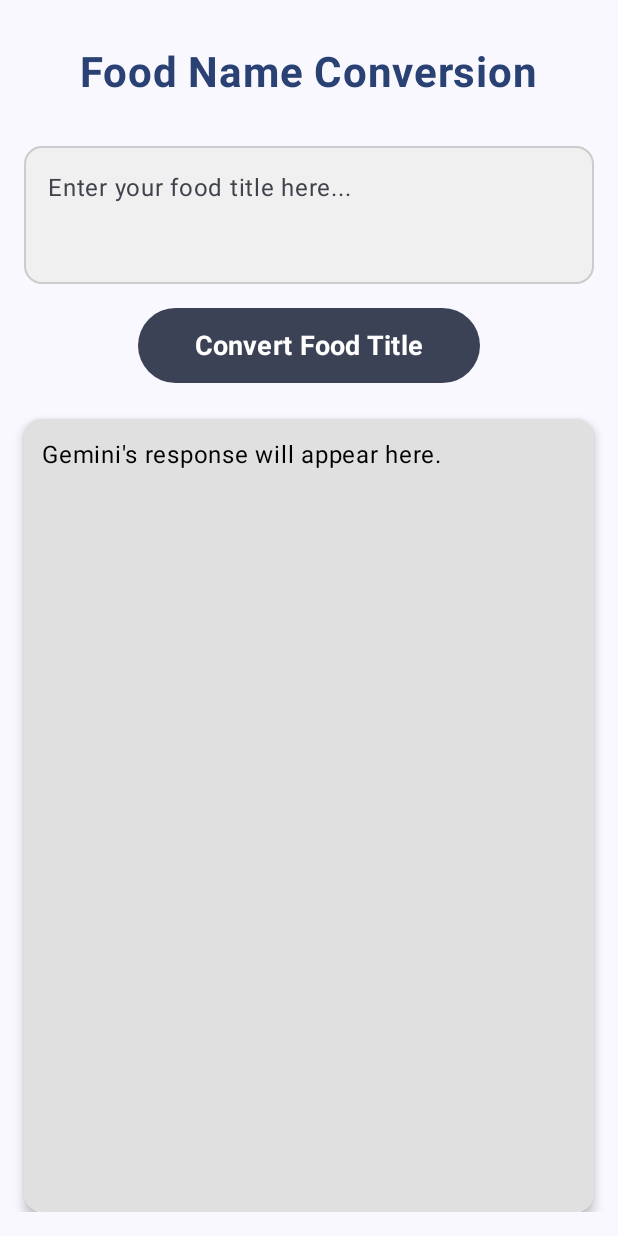
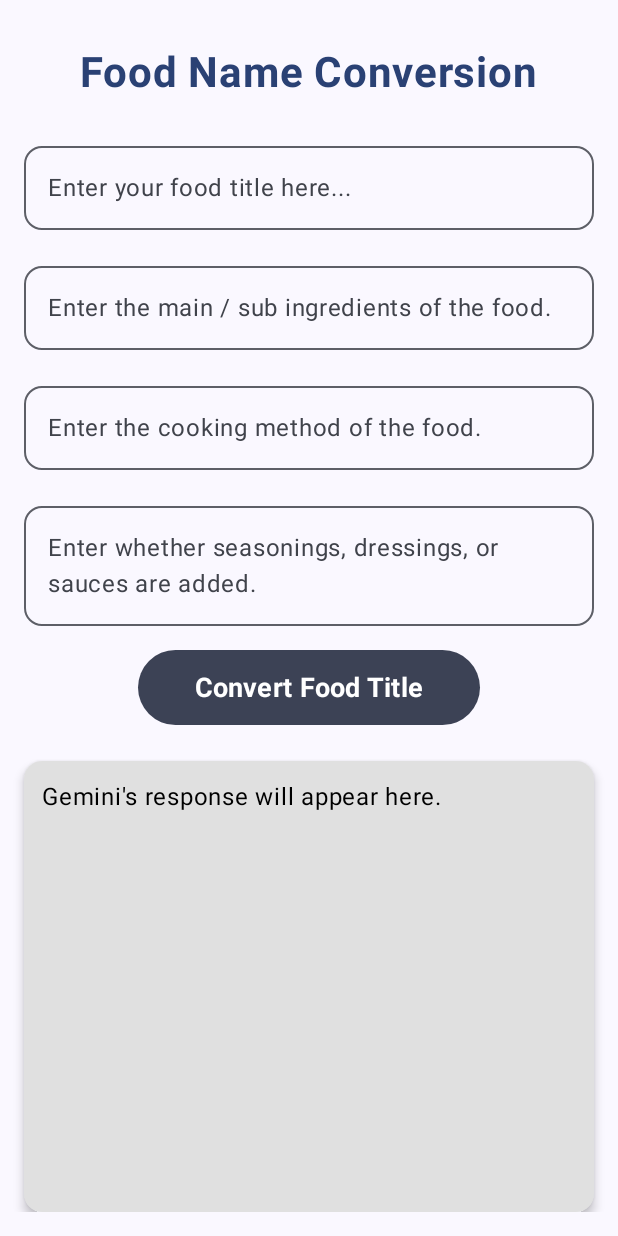
Before and after one commit to HyunminChoi2714/FoodChatBot, an Android app built with Jetpack Compose: the screen it shows after launch (MainActivity), on a phone screen of 412 x 824 dp. Run offline under Robolectric (Android 15) with nearby library versions, the phone set to English and light mode, and no system bars; libraries missing offline, so code that uses them is left out: com.google.ai.client; 1 statement that could not run was skipped.

Commit message:
added ingredient / cooking method / seasoning input slot

```diff
--- a/app/src/main/java/com/example/foodchatbot/MainActivity.kt
+++ b/app/src/main/java/com/example/foodchatbot/MainActivity.kt
@@ -20,7 +20,6 @@ import com.example.foodchatbot.ui.theme.FoodChatBotTheme
 import com.google.ai.client.generativeai.GenerativeModel
 import kotlinx.coroutines.launch
 
-
 class MainActivity : ComponentActivity() {
     override fun onCreate(savedInstanceState: Bundle?) {
         super.onCreate(savedInstanceState)
@@ -42,6 +41,9 @@ class MainActivity : ComponentActivity() {
 @Composable
 fun GeminiChatScreen() {
     var prompt by remember { mutableStateOf("") }
+    var mainIngredients by remember { mutableStateOf("") }
+    var cookingMethod by remember { mutableStateOf("") }
+    var sauces by remember { mutableStateOf("") }
     var responseText by remember { mutableStateOf("Gemini's response will appear here.") }
     var isLoading by remember { mutableStateOf(false) }
 
@@ -75,15 +77,38 @@ fun GeminiChatScreen() {
             onValueChange = { prompt = it },
             label = { Text("Enter your food title here...") },
             modifier = Modifier
-                .fillMaxWidth()
-                .heightIn(min = 100.dp, max = 150.dp),
-            shape = RoundedCornerShape(12.dp),
-            colors = OutlinedTextFieldDefaults.colors(
-                focusedBorderColor = MaterialTheme.colorScheme.primary,
-                unfocusedBorderColor = Color.LightGray,
-                unfocusedContainerColor = Color(0xFFF0F0F0),
-                focusedContainerColor = Color(0xFFF0F0F0)
-            )
+                .fillMaxWidth(),
+            shape = RoundedCornerShape(12.dp)
+        )
+
+        Spacer(modifier = Modifier.height(16.dp))
+
+        OutlinedTextField(
+            value = mainIngredients,
+            onValueChange = { mainIngredients = it },
+            label = { Text("Enter the main / sub ingredients of the food.")},
+            modifier = Modifier.fillMaxWidth(),
+            shape = RoundedCornerShape(12.dp)
+        )
+
+        Spacer(modifier = Modifier.height(16.dp))
+
+        OutlinedTextField(
+            value = cookingMethod,
+            onValueChange = { cookingMethod = it},
+            label = { Text("Enter the cooking method of the food.") },
+            modifier = Modifier.fillMaxWidth(),
+            shape = RoundedCornerShape(12.dp)
+        )
+
+        Spacer(modifier = Modifier.height(16.dp))
+
+        OutlinedTextField(
+            value = sauces,
+            onValueChange = { sauces = it },
+            label = { Text("Enter whether seasonings, dressings, or sauces are added.") },
+            modifier = Modifier.fillMaxWidth(),
+            shape = RoundedCornerShape(12.dp)
         )
 
         Spacer(modifier = Modifier.height(16.dp))
@@ -95,7 +120,18 @@ fun GeminiChatScreen() {
                     responseText = "Generating response..." // Show loading message
                     coroutineScope.launch {
                         try {
-                            val response = generativeModel.generateContent(prompt + " Can you convert this food name into the official title? Give me the OFFICIAL TITLE ONLY.")
+                            val fullPrompt = """
+                                음식 이름: $prompt
+                                주재료/부재료: $mainIngredients
+                                조리법: $cookingMethod
+                                양념장/소스: $sauces
+
+                                이 음식 정보를 바탕으로, 공식적인 음식 이름을 한 가지로만 제공해주세요.
+                                주재료/부재료의 공식 명칭들도 한 가지로만 제공해주세요.
+                                조리방법도 명시적으로 제공해주세요.
+                                양념장/소스의 공식 명칭들도 한 가지로만 제공해주세요.
+                            """.trimIndent()
+                            val response = generativeModel.generateContent(fullPrompt)
                             responseText = response.text ?: "No response generated or an error occurred."
                         } catch (e: Exception) {
                             responseText = "Error: ${e.message}"
```
